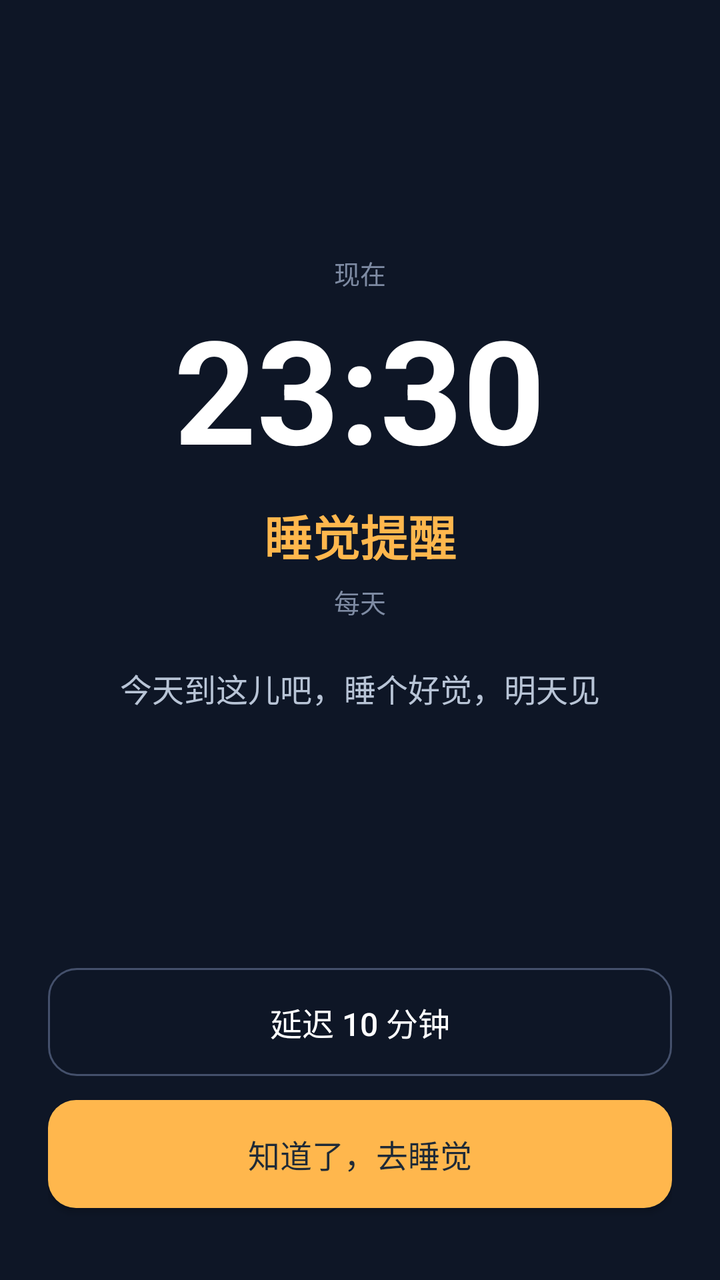
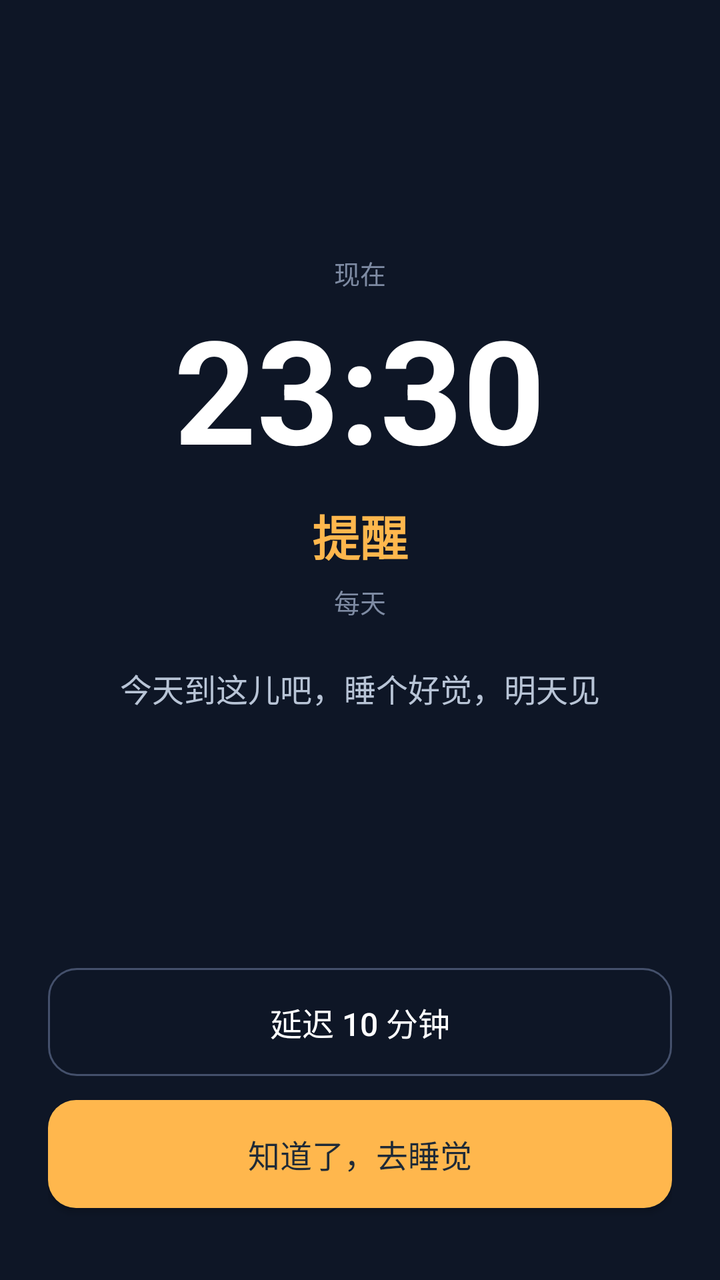

Screens rendered from an Android XML layout before and after an edit, with the pre-edit source and the edit as a unified diff.
<!-- AndroidManifest.xml: activity theme Theme.LightAlarm.Ring -->
<!-- res/layout/activity_ring.xml -->
<?xml version="1.0" encoding="utf-8"?>
<LinearLayout xmlns:android="http://schemas.android.com/apk/res/android"
    android:layout_width="match_parent"
    android:layout_height="match_parent"
    android:background="@color/ring_bg"
    android:gravity="center_horizontal"
    android:orientation="vertical"
    android:padding="24dp">

    <Space
        android:layout_width="match_parent"
        android:layout_height="0dp"
        android:layout_weight="1" />

    <TextView
        android:layout_width="wrap_content"
        android:layout_height="wrap_content"
        android:text="现在"
        android:textColor="@color/ring_hint"
        android:textSize="13sp" />

    <TextView
        android:id="@+id/tvRingTime"
        android:layout_width="wrap_content"
        android:layout_height="wrap_content"
        android:text="23:30"
        android:textColor="#FFFFFFFF"
        android:textSize="72sp"
        android:textStyle="bold" />

    <TextView
        android:id="@+id/tvRingLabel"
        android:layout_width="wrap_content"
        android:layout_height="wrap_content"
        android:layout_marginTop="8dp"
        android:text="睡觉提醒"
        android:textColor="@color/accent"
        android:textSize="24sp"
        android:textStyle="bold" />

    <TextView
        android:id="@+id/tvRingDays"
        android:layout_width="wrap_content"
        android:layout_height="wrap_content"
        android:layout_marginTop="6dp"
        android:text="每天"
        android:textColor="@color/ring_hint"
        android:textSize="13sp" />

    <TextView
        android:id="@+id/tvRingMessage"
        android:layout_width="wrap_content"
        android:layout_height="wrap_content"
        android:layout_marginTop="22dp"
        android:text="今天到这儿吧，睡个好觉，明天见"
        android:textColor="@color/ring_sub"
        android:textSize="16sp" />

    <TextView
        android:id="@+id/tvRingCountdown"
        android:layout_width="wrap_content"
        android:layout_height="wrap_content"
        android:layout_marginTop="8dp"
        android:text=""
        android:textColor="@color/ring_hint"
        android:textSize="13sp" />

    <Space
        android:layout_width="match_parent"
        android:layout_height="0dp"
        android:layout_weight="1" />

    <Button
        android:id="@+id/btnSnooze"
        android:layout_width="match_parent"
        android:layout_height="54dp"
        android:background="@drawable/bg_ring_button"
        android:text="延迟 10 分钟"
        android:textAllCaps="false"
        android:textColor="#FFFFFFFF"
        android:textSize="16sp" />

    <Button
        android:id="@+id/btnAck"
        android:layout_width="match_parent"
        android:layout_height="54dp"
        android:layout_marginTop="12dp"
        android:background="@drawable/bg_ring_button_primary"
        android:text="知道了，去睡觉"
        android:textAllCaps="false"
        android:textColor="#FF1F2A37"
        android:textSize="16sp" />

    <Space
        android:layout_width="match_parent"
        android:layout_height="12dp" />

</LinearLayout>
<!-- resources referenced by this layout -->
<resources>
  <color name="accent">#FFFFB74D</color>
  <color name="ring_bg">#FF0E1626</color>
  <color name="ring_hint">#FF7E8BA3</color>
  <color name="ring_sub">#FFB8C4D6</color>
  <!-- drawable bg_ring_button (drawable) -->
  <?xml version="1.0" encoding="utf-8"?>
  <shape xmlns:android="http://schemas.android.com/apk/res/android"
      android:shape="rectangle">
      <solid android:color="#00000000" />
      <stroke
          android:width="1dp"
          android:color="#FF44506B" />
      <corners android:radius="14dp" />
  </shape>
  <!-- drawable bg_ring_button_primary (drawable) -->
  <?xml version="1.0" encoding="utf-8"?>
  <shape xmlns:android="http://schemas.android.com/apk/res/android"
      android:shape="rectangle">
      <solid android:color="@color/accent" />
      <corners android:radius="14dp" />
  </shape>
  <style name="Theme.LightAlarm.Ring" parent="Theme.AppCompat.NoActionBar">
          <item name="colorPrimary">@color/ring_bg</item>
          <item name="colorPrimaryDark">@color/ring_bg</item>
          <item name="colorAccent">@color/accent</item>
          <item name="android:windowBackground">@color/ring_bg</item>
          <item name="android:statusBarColor">@color/ring_bg</item>
          <item name="android:navigationBarColor">@color/ring_bg</item>
          <item name="android:windowShowWallpaper">false</item>
      </style>
</resources>

<!-- the commit's change to res/layout/activity_ring.xml (unified diff, before → after) -->
@@ -33,7 +33,7 @@
         android:layout_width="wrap_content"
         android:layout_height="wrap_content"
         android:layout_marginTop="8dp"
-        android:text="睡觉提醒"
+        android:text="提醒"
         android:textColor="@color/accent"
         android:textSize="24sp"
         android:textStyle="bold" />
